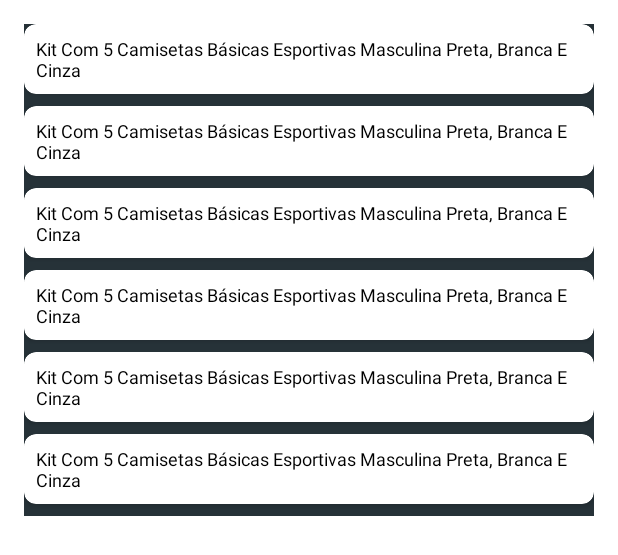
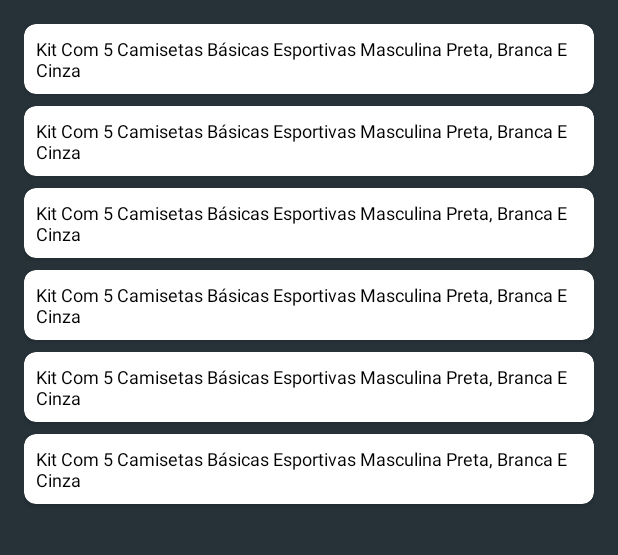
Before and after one commit to leonardomagno/search-products-application, an Android app: the layout activity_search.xml on its own in the app's theme, with its tools: preview values and no code run, on a phone screen of 412 x 824 dp. Shown: the top 555 px of the screen. Run offline under Robolectric (Android 15) with nearby library versions, the phone set to English and light mode, and no system bars.

Commit message:
- Mudança da cor de fundo no layout da activity_search.xml

```diff
--- a/app/src/main/res/layout/activity_search.xml
+++ b/app/src/main/res/layout/activity_search.xml
@@ -4,6 +4,7 @@
     xmlns:tools="http://schemas.android.com/tools"
     android:layout_width="match_parent"
     android:layout_height="match_parent"
+    android:background="@color/blue_gray_900"
     tools:context=".ui.search.SearchActivity">
 
     <androidx.recyclerview.widget.RecyclerView
```
